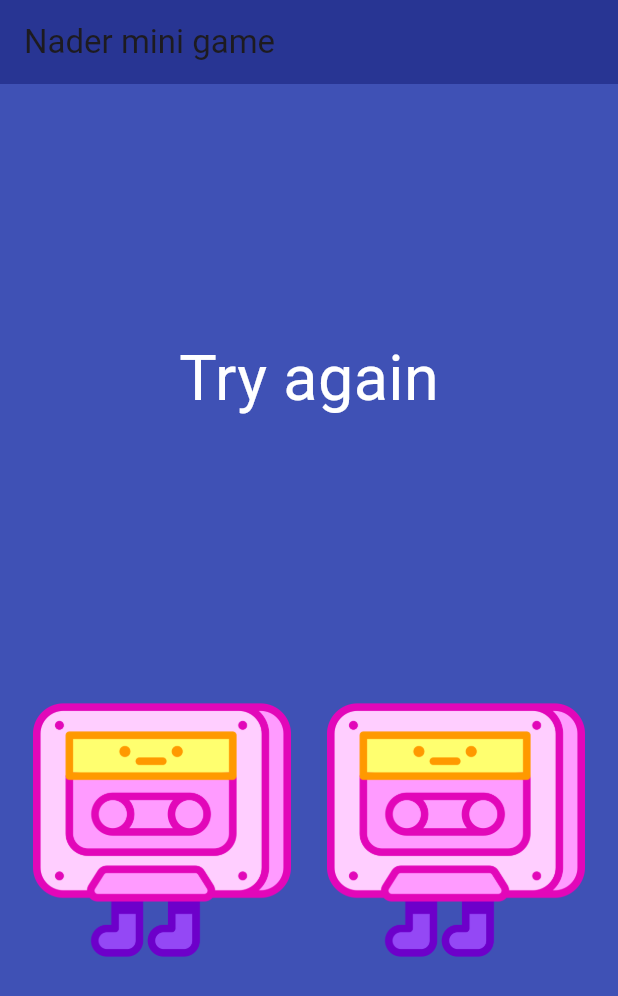
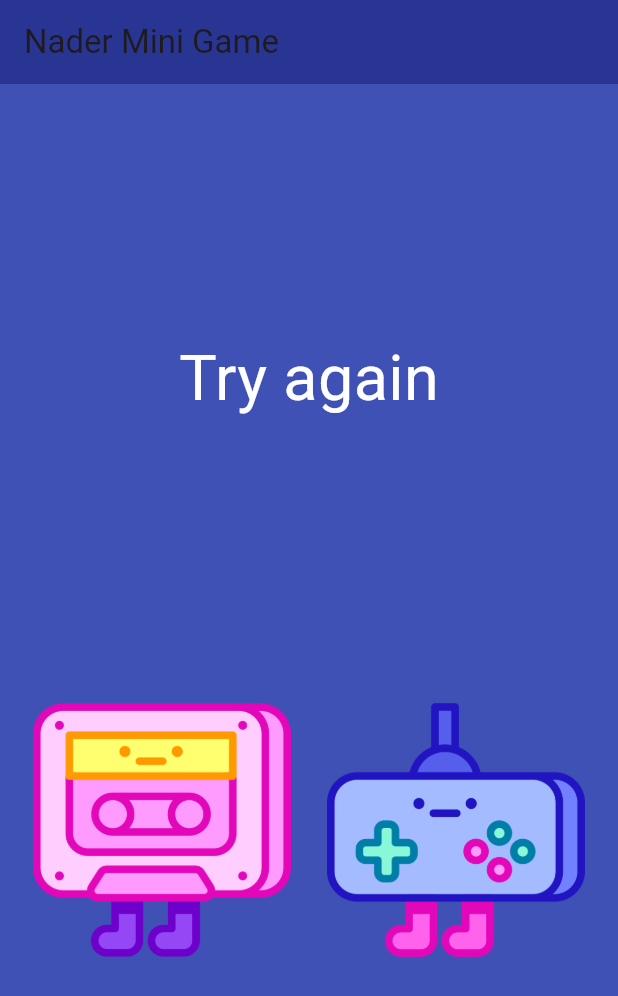
Before and after one commit to naderbenmimoun/Flutter_minigame, a Flutter app: the screen it shows after launch, on a phone screen of 412 x 824 dp. Shown: the top 996 px of the screen. Run offline on Flutter 3.47's test engine with Material 3 defaults, Android fonts, the phone set to English and light mode, and no system bars.

Commit message:
last virsion

```diff
--- a/lib/main.dart
+++ b/lib/main.dart
@@ -1,4 +1,5 @@
 import 'package:flutter/material.dart';
+import 'dart:math';
 
 void main() {
   runApp(
@@ -6,23 +7,36 @@ void main() {
       home: Scaffold(
         backgroundColor: Colors.indigo,
         appBar: AppBar(
-          title: Text('Nader mini game'),
+          title: Text('Nader Mini Game'),
           backgroundColor: Colors.indigo[800],
         ),
-        body: imagepage(),
+        body: ImagePage(),
       ),
     ),
   );
 }
 
-class imagepage extends StatelessWidget {
+class ImagePage extends StatefulWidget {
+  @override
+  _ImagePageState createState() => _ImagePageState();
+}
+
+class _ImagePageState extends State<ImagePage> {
+  int leftImageNumber = 1;
+  int rightImageNumber = 2;
+
+  void changeImage() {
+    leftImageNumber = Random().nextInt(8) + 1; // generates 1–8
+    rightImageNumber = Random().nextInt(8) + 1; // generates 1–8
+  }
+
   @override
   Widget build(BuildContext context) {
     return Column(
       mainAxisAlignment: MainAxisAlignment.spaceEvenly,
       children: [
         Text(
-          'Try again',
+          leftImageNumber == rightImageNumber ? 'Great Job!' : 'Try again',
           style: TextStyle(fontSize: 42.0, color: Colors.white),
         ),
         Padding(
@@ -32,17 +46,21 @@ class imagepage extends StatelessWidget {
               Expanded(
                 child: TextButton(
                   onPressed: () {
-                    // add your action here
+                    setState(() {
+                      changeImage();
+                    });
                   },
-                  child: Image.asset('images/image-1.png'),
+                  child: Image.asset('images/image-$leftImageNumber.png'),
                 ),
               ),
               Expanded(
                 child: TextButton(
                   onPressed: () {
-                    // add your action here
+                    setState(() {
+                      changeImage();
+                    });
                   },
-                  child: Image.asset('images/image-1.png'),
+                  child: Image.asset('images/image-$rightImageNumber.png'),
                 ),
               ),
             ],
```
